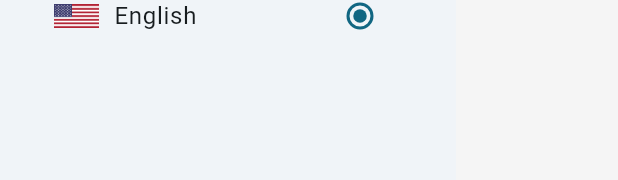
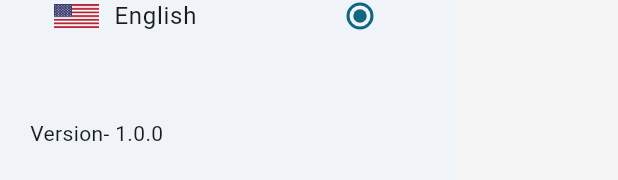
Before and after one commit to justin-htun/huap_exam, a Flutter app: what buildDrawer() shows on an empty page, opened directly, after a tap on "English", on a phone screen of 412 x 824 dp. Shown: the part 458-638 px from the top of the screen. Run offline on Flutter 3.47's test engine with Material 2 defaults, Android fonts, the phone set to English and light mode, and no system bars; our stand-ins replace bloc, cached_network_image, dio, easy_localization, equatable, flutter_bloc and 4 more; accounts and stored records are empty; network calls fail.

Commit message:
App version UI and function

```diff
--- a/assets/locales/en-US.json
+++ b/assets/locales/en-US.json
@@ -9,6 +9,6 @@
   "quit" : "Quit",
   "tap_to_close" : "Tap ok to close the app.",
   "cancel" : "Cancel",
-  "ok" : "OK"
-
+  "ok" : "OK",
+  "version" : "Version"
 }
--- a/assets/locales/th-TH.json
+++ b/assets/locales/th-TH.json
@@ -9,5 +9,6 @@
   "quit" : "ล้มเลิก",
   "tap_to_close" : "แตะตกลงเพื่อปิดแอป",
   "cancel" : "ยกเลิก",
-  "ok" : "ตกลง"
+  "ok" : "ตกลง",
+  "version" : "เวอร์ชัน"
 }
--- /dev/null
+++ b/lib/blocs/app_version_cubit.dart
@@ -0,0 +1,11 @@
+import 'package:flutter_bloc/flutter_bloc.dart';
+import 'package:package_info_plus/package_info_plus.dart';
+
+class AppVersionCubit extends Cubit<String?> {
+  AppVersionCubit() : super(null);
+
+  void getAppVersion() async {
+    PackageInfo packageInfo = await PackageInfo.fromPlatform();
+    emit(packageInfo.version);
+  }
+}
--- a/lib/ui/widgets/drawer_widget.dart
+++ b/lib/ui/widgets/drawer_widget.dart
@@ -1,5 +1,7 @@
 import 'package:easy_localization/easy_localization.dart';
 import 'package:flutter/material.dart';
+import 'package:flutter_bloc/flutter_bloc.dart';
+import 'package:huap_exam/blocs/app_version_cubit.dart';
 import 'package:huap_exam/configs/app_config.dart';
 
 Drawer buildDrawer(BuildContext context) {
@@ -74,6 +76,18 @@ Drawer buildDrawer(BuildContext context) {
             ],
           ),
         ),
+        BlocProvider(
+          create: (_) => AppVersionCubit()..getAppVersion(),
+          child: BlocBuilder<AppVersionCubit, String?>(
+            builder: (context, version) {
+              return Padding(
+                padding: const EdgeInsets.all(20),
+                child: Text(
+                    version == null ? '' : ('${'version'.tr()}- $version')),
+              );
+            },
+          ),
+        ),
       ],
     ),
   );
--- a/pubspec.yaml
+++ b/pubspec.yaml
@@ -17,9 +17,10 @@ dependencies:
   cached_network_image: ^3.2.3
   easy_localization: ^3.0.3
   shimmer: ^3.0.0
-  hive: ^2.2.3
-  hive_flutter: ^1.1.0
+  hive: ^2.2.3                  # for local database
+  hive_flutter: ^1.1.0          # for local database
   path_provider: ^2.0.11
+  package_info_plus: ^4.1.0     # for showing version name
 
 dev_dependencies:
   flutter_test:
```
